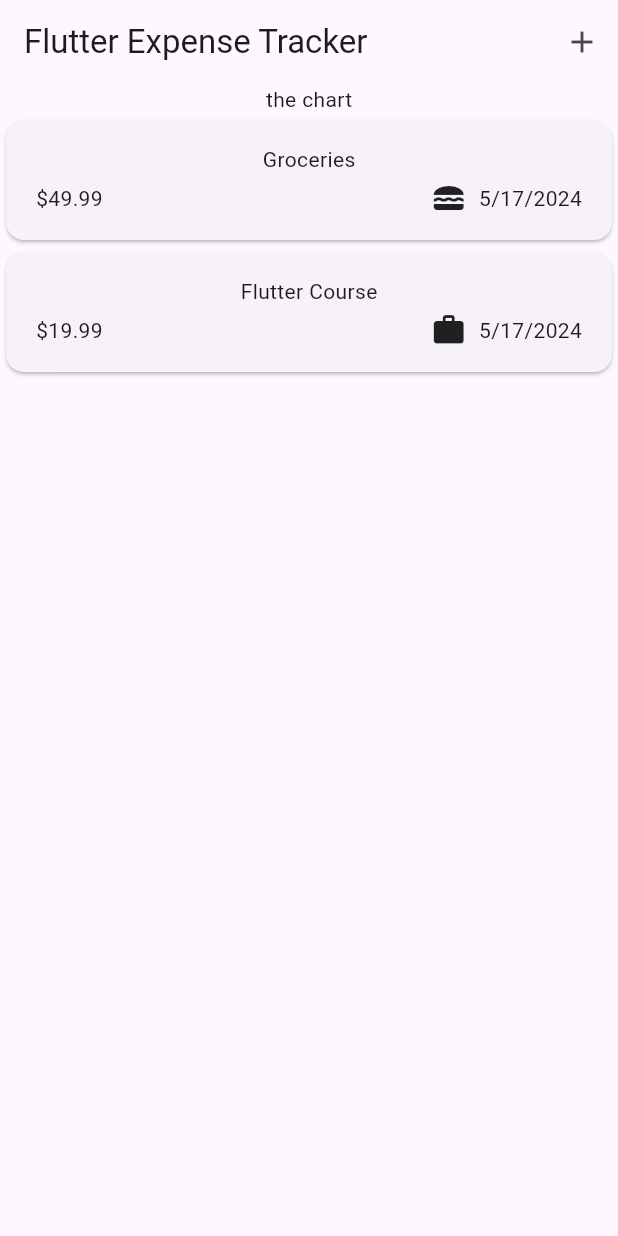
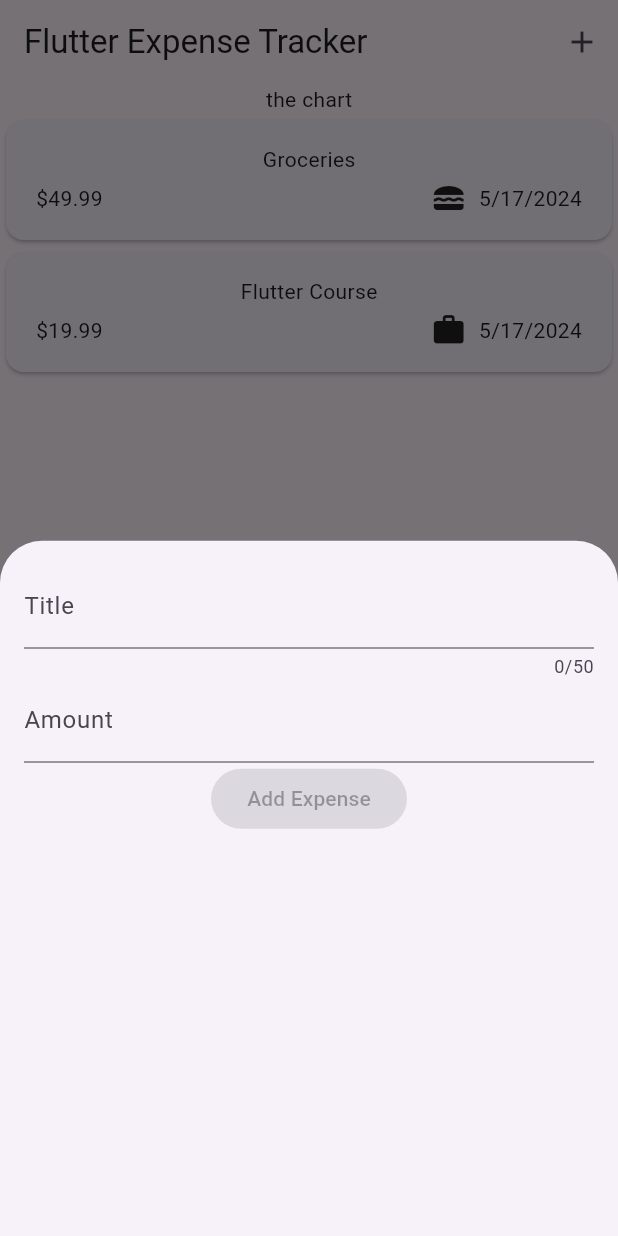
Before and after one commit to roryjarrard/expense_tracker, a Flutter app: the screen it shows after launch, after a tap on the "add" icon, on a phone screen of 412 x 824 dp. Run offline on Flutter 3.47's test engine with Material 3 defaults, Android fonts, the phone set to English and light mode, and no system bars.

Commit message:
add new expense modal

```diff
--- a/lib/widgets/expenses.dart
+++ b/lib/widgets/expenses.dart
@@ -1,5 +1,6 @@
 import 'package:expense_tracker/widgets/expenses_list.dart';
 import 'package:expense_tracker/models/expense.dart';
+import 'package:expense_tracker/widgets/new_expense.dart';
 import 'package:flutter/material.dart';
 
 class Expenses extends StatefulWidget {
@@ -25,13 +26,21 @@ class _ExpensesState extends State<Expenses> {
     ),
   ];
 
+  void _openAddExppenseOverlay() {
+    showModalBottomSheet(
+        context: context, builder: (ctx) => const NewExpense());
+  }
+
   @override
   Widget build(BuildContext context) {
     return Scaffold(
       appBar: AppBar(
         title: const Text('Flutter Expense Tracker'),
         actions: [
-          IconButton(icon: const Icon(Icons.add), onPressed: () {}),
+          IconButton(
+            onPressed: _openAddExppenseOverlay,
+            icon: const Icon(Icons.add),
+          ),
         ],
       ),
       body: Column(
--- /dev/null
+++ b/lib/widgets/new_expense.dart
@@ -0,0 +1,33 @@
+import 'package:flutter/material.dart';
+import 'package:flutter/widgets.dart';
+
+class NewExpense extends StatefulWidget {
+  const NewExpense({super.key});
+
+  @override
+  State<NewExpense> createState() => _NewExpenseState();
+}
+
+class _NewExpenseState extends State<NewExpense> {
+  @override
+  Widget build(BuildContext context) {
+    return const Padding(
+      padding: EdgeInsets.all(16),
+      child: Column(
+        children: [
+          TextField(
+            maxLength: 50,
+            decoration: InputDecoration(labelText: 'Title'),
+          ),
+          TextField(
+            decoration: InputDecoration(labelText: 'Amount'),
+          ),
+          ElevatedButton(
+            onPressed: null,
+            child: Text('Add Expense'),
+          ),
+        ],
+      ),
+    );
+  }
+}
```
